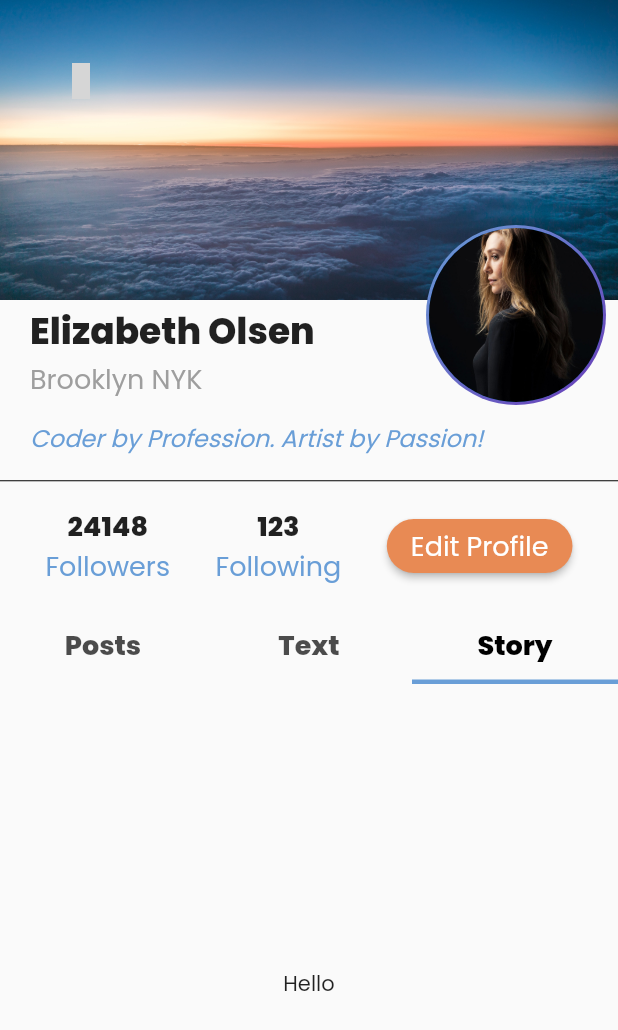
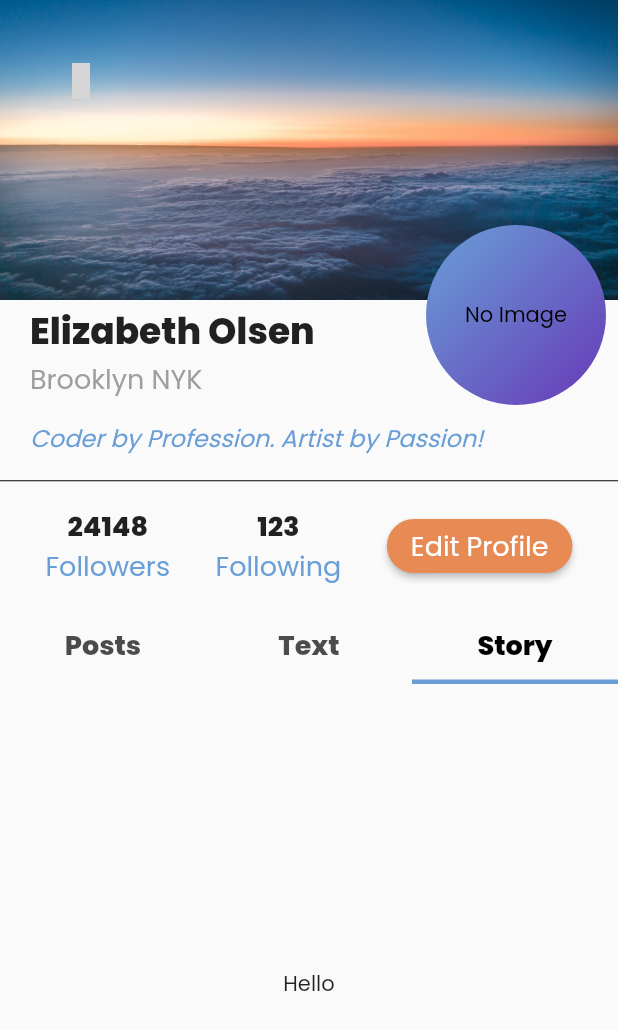
Before and after one commit to ayushsharman/campus_social_media, a Flutter app: the ProfilePage screen opened directly, tab 3 chosen, on a phone screen of 412 x 824 dp. Shown: the top 1030 px of the screen. Run offline on Flutter 3.47's test engine with Material 2 defaults, Android fonts, the phone set to English and light mode, and no system bars; our stand-ins replace buttons_tabbar, cloud_firestore, firebase_auth, firebase_core, flutter_speed_dial, google_fonts and 4 more; missing offline and left inert: stories_for_flutter; accounts and stored records are empty; grey boxes are pictures that could not be loaded.

Commit message:
no image

```diff
--- a/lib/pages/profilePages/my_profile.dart
+++ b/lib/pages/profilePages/my_profile.dart
@@ -1,9 +1,11 @@
-// ignore_for_file: library_private_types_in_public_api
+import 'dart:io';
 
 import 'package:Feeleeria/pages/profilePages/settings.dart';
 import 'package:flutter/material.dart';
 import 'package:google_fonts/google_fonts.dart';
 import 'package:iconsax/iconsax.dart';
+import 'package:image_picker/image_picker.dart';
+import 'package:permission_handler/permission_handler.dart';
 
 import '../../constant/app_colos.dart';
 import '../../widgets/home/posts/imagePost.dart';
@@ -21,6 +23,10 @@ class _ProfilePageState extends State<ProfilePage>
     with SingleTickerProviderStateMixin {
   late TabController _tabController;
 
+  final _imagePicker = ImagePicker();
+  XFile? _profileImage;
+  XFile? _bannerImage;
+
   @override
   void initState() {
     super.initState();
@@ -33,6 +39,77 @@ class _ProfilePageState extends State<ProfilePage>
     super.dispose();
   }
 
+  // Method to request permission for accessing the photo library
+  Future<bool> _requestPhotoLibraryPermission() async {
+    final status = await Permission.photos.request();
+    return status.isGranted;
+  }
+
+  // Method to pick an image from the photo library
+  Future<XFile?> _pickImage() async {
+    final bool isPermissionGranted = await _requestPhotoLibraryPermission();
+    if (!isPermissionGranted) return null;
+
+    final XFile? image =
+        await _imagePicker.pickImage(source: ImageSource.gallery);
+    return image;
+  }
+
+  // Method to handle banner picture selection
+  void _pickBannerPicture() async {
+    final XFile? imageFile = await _pickImage();
+    setState(() {
+      _bannerImage = imageFile;
+    });
+
+    if (imageFile != null) {
+      // Save the image to Firestore or use it as needed
+      // For example, you can upload the image to Firebase Storage and save the URL in Firestore.
+    }
+  }
+
+  // Method to show default text when no image is available
+  Widget _buildDefaultImageWidget(XFile? imageFile) {
+    return imageFile != null
+        ? Image.file(
+            File(imageFile.path),
+            width: 120,
+            height: 120,
+            fit: BoxFit.cover,
+          )
+        : Container(
+            width: 120,
+            height: 120,
+            decoration: const BoxDecoration(
+              shape: BoxShape.circle,
+              gradient: LinearGradient(
+                colors: [AppColor.blue, Colors.deepPurple],
+                begin: Alignment.topLeft,
+                end: Alignment.bottomRight,
+              ),
+            ),
+            child: const Center(
+              child: Text(
+                'No Image',
+                style: TextStyle(color: Colors.black),
+              ),
+            ),
+          );
+  }
+
+  // Method to handle profile picture selection
+  void _pickProfilePicture() async {
+    final XFile? imageFile = await _pickImage();
+    setState(() {
+      _profileImage = imageFile;
+    });
+
+    if (imageFile != null) {
+      // Save the image to Firestore or use it as needed
+      // For example, you can upload the image to Firebase Storage and save the URL in Firestore.
+    }
+  }
+
   @override
   Widget build(BuildContext context) {
     return Scaffold(
@@ -43,12 +120,26 @@ class _ProfilePageState extends State<ProfilePage>
             Stack(
               children: [
                 // Banner
-                Container(
+                GestureDetector(
+                  onTap: _pickBannerPicture,
+                  child: Container(
                     height: 200,
-                  decoration: const BoxDecoration(
-                    image: DecorationImage(
-                      image: AssetImage('assets/Profile Banner.jpg'),
+                    decoration: BoxDecoration(
+                      image: _bannerImage != null
+                          ? DecorationImage(
+                              image: FileImage(File(_bannerImage!.path)),
                               fit: BoxFit.cover,
+                            )
+                          : _profileImage != null
+                              ? DecorationImage(
+                                  image: FileImage(File(_profileImage!.path)),
+                                  fit: BoxFit.cover,
+                                )
+                              : const DecorationImage(
+                                  image:
+                                      AssetImage('assets/Profile Banner.jpg'),
+                                  fit: BoxFit.cover,
+                                ),
                     ),
                   ),
                 ),
@@ -100,6 +191,8 @@ class _ProfilePageState extends State<ProfilePage>
                     // Profile Picture
                     Padding(
                       padding: const EdgeInsets.only(top: 150.0, right: 8),
+                      child: GestureDetector(
+                        onTap: _pickProfilePicture,
                         child: Container(
                           width: 120,
                           height: 120,
@@ -111,11 +204,10 @@ class _ProfilePageState extends State<ProfilePage>
                               end: Alignment.bottomRight,
                             ),
                           ),
-                        child: const Padding(
-                          padding: EdgeInsets.all(2.0),
-                          child: CircleAvatar(
-                            radius: 40,
-                            foregroundImage: AssetImage('assets/Profile.jpg'),
+                          child: Padding(
+                            padding: const EdgeInsets.all(2.0),
+                            child: _buildDefaultImageWidget(
+                                _profileImage), // Replace _profileImage with the profile image URL from Firestore
                           ),
                         ),
                       ),
@@ -178,7 +270,9 @@ class _ProfilePageState extends State<ProfilePage>
               labelColor: Colors.black,
               indicatorWeight: 3,
               labelStyle: GoogleFonts.poppins(
-                  fontWeight: FontWeight.bold, fontSize: 18),
+                fontWeight: FontWeight.bold,
+                fontSize: 18,
+              ),
               controller: _tabController,
               indicatorColor: AppColor.blue,
               tabs: const [
--- a/pubspec.yaml
+++ b/pubspec.yaml
@@ -38,6 +38,8 @@ dependencies:
   flutter_speed_dial: ^7.0.0
   google_fonts: ^5.0.0
   iconsax: ^0.0.8
+  image_picker: ^1.0.1
+  permission_handler: ^10.4.3
   persistent_bottom_nav_bar: ^5.0.2
   stories_for_flutter: ^1.2.0
   tab_indicator_styler: ^2.0.0
@@ -81,6 +83,5 @@ flutter:
     - family: Sail
       fonts:
         - asset: fonts/Sail-Regular.ttf
-  #
   # For details regarding fonts from package dependencies,
   # see https://flutter.dev/custom-fonts/#from-packages
```
Also changed, not shown: pubspec.lock, 1 other file. Lines whose indentation alone changed are shown as unchanged.
